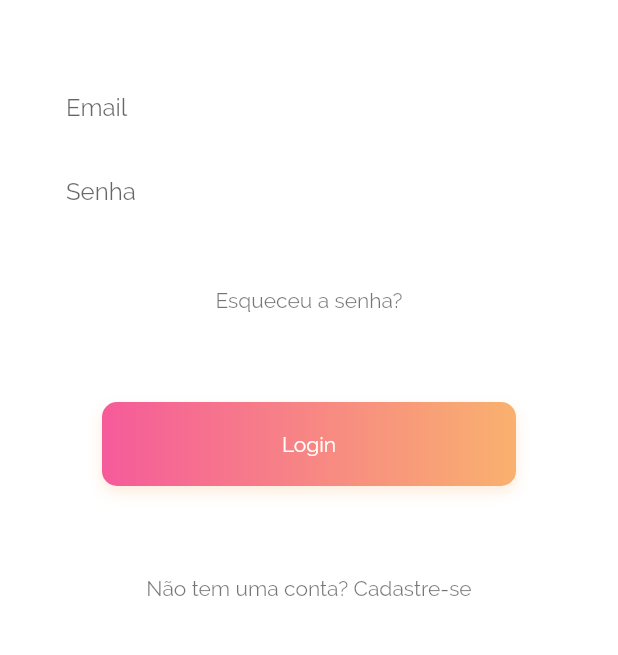
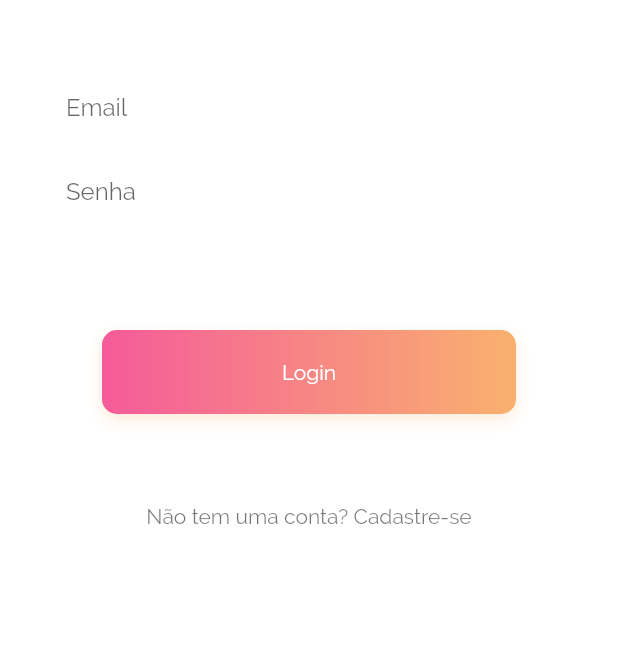
Before and after one commit to renanmarcos/fatapp, a Flutter app: the screen it shows after launch, on a phone screen of 412 x 824 dp, the part 300-955 px from its top. Run offline on Flutter 3.47's test engine with Material 2 defaults, Android fonts, the phone set to English and light mode, and no system bars; drawn by our look-alikes of gradient_widgets; our stand-ins replace carousel_slider, connectivity, flutter_dotenv, fluttertoast, share, shared_preferences and 2 more; missing offline and left inert: barcode_scan, masked_text; statements that could not run were skipped; project files that could hold a hidden picture were left out.

Commit message:
Gambiarra a gente aceita

```diff
--- a/lib/pages/views/currenEvent.dart
+++ b/lib/pages/views/currenEvent.dart
@@ -19,10 +19,8 @@ class CurrentEvent extends StatelessWidget {
           } else {
             eventList = snapshot.data;
             eventList = eventList
-                .where((event) => event.finalDate
-                    .toLocal()
-                    .add(Duration(hours: 1))
-                    .isAfter(DateTime.now().toLocal()))
+                .where((event) =>
+                    event.finalDate.toLocal().isAfter(DateTime.now().toLocal()))
                 .toList();
           }
           return ListView.builder(
--- a/lib/pages/views/home.dart
+++ b/lib/pages/views/home.dart
@@ -261,7 +261,7 @@ class _HomePageState extends State<HomePage> {
                         autoPlayCurve: Curves.fastOutSlowIn,
                         autoPlay: false,
                         reverse: false,
-                        enableInfiniteScroll: true,
+                        enableInfiniteScroll: false,
                         autoPlayInterval: Duration(seconds: 2),
                         autoPlayAnimationDuration: Duration(milliseconds: 2000),
                         pauseAutoPlayOnTouch: Duration(seconds: 10),
@@ -278,6 +278,7 @@ class _HomePageState extends State<HomePage> {
                                       headers: {"Token": widget.user.token},
                                       width: 500,
                                       height: 300,
+                                      fit: BoxFit.contain
                                     ),
                                     onTap: () {
                                       Navigator.push(
--- a/lib/pages/views/login.dart
+++ b/lib/pages/views/login.dart
@@ -72,14 +72,6 @@ class _LoginPageState extends State<LoginPage> {
       ),
     );
 
-    final forgotLabel = FlatButton(
-      child: Text(
-        'Esqueceu a senha?',
-        style: TextStyle(color: Colors.black54),
-      ),
-      onPressed: () {},
-    );
-
     final registerLabel = FlatButton(
         child: Text(
           'Não tem uma conta? Cadastre-se',
@@ -105,7 +97,6 @@ class _LoginPageState extends State<LoginPage> {
             SizedBox(height: 8.0),
             password,
             SizedBox(height: 24.0),
-            forgotLabel,
             loginButton,
             registerLabel
           ],
```
Also changed, not shown: lib/pages/views/eventDetail.dart (+3 -13 lines).
